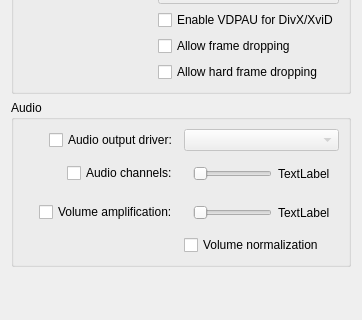
Old version of the form src/videoplayerplugins/mplayer/mplayerconfigwidget.ui in the repository maxrd2/SubtitleComposer; both pictures show x 0 to 362 and y 148 to 468 of the 362 by 468 pixel window.
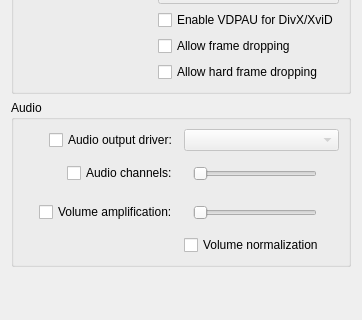
New version of the form. Custom widgets are drawn as their Qt base class.

What changed in the file:
```diff
--- a/src/videoplayerplugins/mplayer/mplayerconfigwidget.ui
+++ b/src/videoplayerplugins/mplayer/mplayerconfigwidget.ui
@@ -145,9 +145,6 @@
          </item>
          <item>
           <widget class="QLabel" name="m_volumeAmplificationLabel">
-           <property name="text">
-            <string>TextLabel</string>
-           </property>
           </widget>
          </item>
         </layout>
@@ -174,9 +171,6 @@
          </item>
          <item>
           <widget class="QLabel" name="m_audioChannelsLabel">
-           <property name="text">
-            <string>TextLabel</string>
-           </property>
           </widget>
          </item>
         </layout>
```
